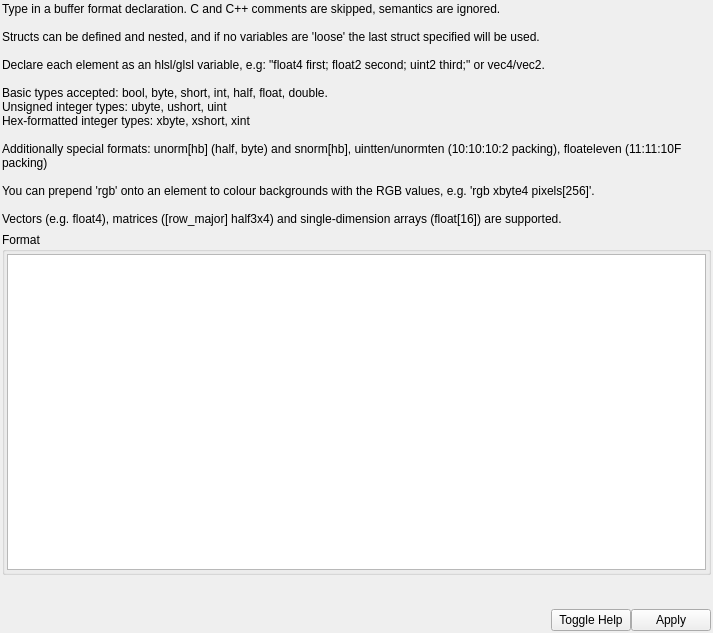
This is qrenderdoc/Widgets/BufferFormatSpecifier.ui in baldurk/renderdoc as Qt 5 draws it before an edit. The edited form follows.
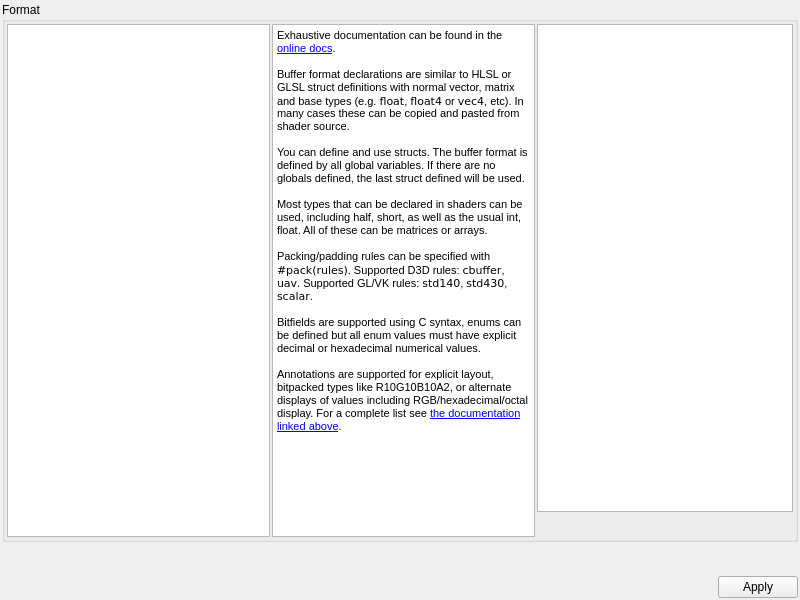
This is the edited form. Icons and pictures are not drawn. Custom widgets are drawn as their Qt base class.

Commit message: Add support for saving and loading structure definitions

```diff
--- a/qrenderdoc/Widgets/BufferFormatSpecifier.ui
+++ b/qrenderdoc/Widgets/BufferFormatSpecifier.ui
@@ -6,8 +6,8 @@
    <rect>
     <x>0</x>
     <y>0</y>
-    <width>713</width>
-    <height>633</height>
+    <width>800</width>
+    <height>600</height>
    </rect>
   </property>
   <property name="windowTitle">
@@ -30,30 +30,6 @@
     <number>0</number>
    </property>
    <item row="0" column="0" colspan="2">
-    <widget class="QLabel" name="helpText">
-     <property name="text">
-      <string>Type in a buffer format declaration. C and C++ comments are skipped, semantics are ignored.
-
-Structs can be defined and nested, and if no variables are 'loose' the last struct specified will be used.
-
-Declare each element as an hlsl/glsl variable, e.g: &quot;float4 first; float2 second; uint2 third;&quot; or vec4/vec2.
-
-Basic types accepted: bool, byte, short, int, half, float, double.
-Unsigned integer types: ubyte, ushort, uint
-Hex-formatted integer types: xbyte, xshort, xint
-
-Additionally special formats: unorm[hb] (half, byte) and snorm[hb], uintten/unormten (10:10:10:2 packing), floateleven (11:11:10F packing)
-
-You can prepend 'rgb' onto an element to colour backgrounds with the RGB values, e.g. 'rgb xbyte4 pixels[256]'.
-
-Vectors (e.g. float4), matrices ([row_major] half3x4) and single-dimension arrays (float[16]) are supported.</string>
-     </property>
-     <property name="wordWrap">
-      <bool>true</bool>
-     </property>
-    </widget>
-   </item>
-   <item row="1" column="0" colspan="2">
     <widget class="QGroupBox" name="formatGroup">
      <property name="sizePolicy">
       <sizepolicy hsizetype="Expanding" vsizetype="Expanding">
@@ -64,7 +40,10 @@
      <property name="title">
       <string>Format</string>
      </property>
-     <layout class="QVBoxLayout" name="verticalLayout">
+     <layout class="QHBoxLayout" name="horizontalLayout_2">
+      <property name="spacing">
+       <number>2</number>
+      </property>
       <property name="leftMargin">
        <number>2</number>
       </property>
@@ -80,10 +59,188 @@
       <item>
        <widget class="QTextEdit" name="formatText"/>
       </item>
+      <item>
+       <widget class="QTextEdit" name="helpText">
+        <property name="html">
+         <string>&lt;!DOCTYPE HTML PUBLIC &quot;-//W3C//DTD HTML 4.0//EN&quot; &quot;http://www.w3.org/TR/REC-html40/strict.dtd&quot;&gt;
+&lt;html&gt;&lt;head&gt;&lt;meta name=&quot;qrichtext&quot; content=&quot;1&quot; /&gt;&lt;style type=&quot;text/css&quot;&gt;
+p, li { white-space: pre-wrap; }
+&lt;/style&gt;&lt;/head&gt;&lt;body style=&quot; font-family:'MS Shell Dlg 2'; font-size:8.25pt; font-weight:400; font-style:normal;&quot;&gt;
+&lt;p style=&quot; margin-top:0px; margin-bottom:0px; margin-left:0px; margin-right:0px; -qt-block-indent:0; text-indent:0px;&quot;&gt;&lt;span style=&quot; font-size:8pt;&quot;&gt;Exhaustive documentation can be found in the &lt;/span&gt;&lt;a href=&quot;https://renderdoc.org/docs/how/how_buffer_format.html&quot;&gt;&lt;span style=&quot; font-size:8pt; text-decoration: underline; color:#0000ff;&quot;&gt;online docs&lt;/span&gt;&lt;/a&gt;&lt;span style=&quot; font-size:8pt;&quot;&gt;.&lt;/span&gt;&lt;/p&gt;
+&lt;p style=&quot;-qt-paragraph-type:empty; margin-top:0px; margin-bottom:0px; margin-left:0px; margin-right:0px; -qt-block-indent:0; text-indent:0px; font-size:8pt;&quot;&gt;&lt;br /&gt;&lt;/p&gt;
+&lt;p style=&quot; margin-top:0px; margin-bottom:0px; margin-left:0px; margin-right:0px; -qt-block-indent:0; text-indent:0px;&quot;&gt;&lt;span style=&quot; font-size:8pt;&quot;&gt;Buffer format declarations are similar to HLSL or GLSL struct definitions with normal vector, matrix and base types (e.g. &lt;code&gt;float&lt;/code&gt;, &lt;code&gt;float4&lt;/code&gt; or &lt;code&gt;vec4&lt;/code&gt;, etc). In many cases these can be copied and pasted from shader source.&lt;/span&gt;&lt;/p&gt;
+&lt;p style=&quot;-qt-paragraph-type:empty; margin-top:0px; margin-bottom:0px; margin-left:0px; margin-right:0px; -qt-block-indent:0; text-indent:0px; font-size:8pt;&quot;&gt;&lt;br /&gt;&lt;/p&gt;
+&lt;p style=&quot; margin-top:0px; margin-bottom:0px; margin-left:0px; margin-right:0px; -qt-block-indent:0; text-indent:0px;&quot;&gt;&lt;span style=&quot; font-size:8pt;&quot;&gt;You can define and use structs. The buffer format is defined by all global variables. If there are no globals defined, the last struct defined will be used.&lt;/span&gt;&lt;/p&gt;
+&lt;p style=&quot;-qt-paragraph-type:empty; margin-top:0px; margin-bottom:0px; margin-left:0px; margin-right:0px; -qt-block-indent:0; text-indent:0px; font-size:8pt;&quot;&gt;&lt;br /&gt;&lt;/p&gt;
+&lt;p style=&quot; margin-top:0px; margin-bottom:0px; margin-left:0px; margin-right:0px; -qt-block-indent:0; text-indent:0px;&quot;&gt;&lt;span style=&quot; font-size:8pt;&quot;&gt;Most types that can be declared in shaders can be used, including half, short, as well as the usual int, float. All of these can be matrices or arrays.&lt;/span&gt;&lt;/p&gt;
+&lt;p style=&quot;-qt-paragraph-type:empty; margin-top:0px; margin-bottom:0px; margin-left:0px; margin-right:0px; -qt-block-indent:0; text-indent:0px; font-size:8pt;&quot;&gt;&lt;br /&gt;&lt;/p&gt;
+&lt;p style=&quot; margin-top:0px; margin-bottom:0px; margin-left:0px; margin-right:0px; -qt-block-indent:0; text-indent:0px;&quot;&gt;&lt;span style=&quot; font-size:8pt;&quot;&gt;Packing/padding rules can be specified with &lt;code&gt;#pack(rules)&lt;/code&gt;. Supported D3D rules: &lt;code&gt;cbuffer&lt;/code&gt;, &lt;code&gt;uav&lt;/code&gt;. Supported GL/VK rules: &lt;code&gt;std140&lt;/code&gt;, &lt;code&gt;std430&lt;/code&gt;, &lt;code&gt;scalar&lt;/code&gt;.&lt;/span&gt;&lt;/p&gt;
+&lt;p style=&quot;-qt-paragraph-type:empty; margin-top:0px; margin-bottom:0px; margin-left:0px; margin-right:0px; -qt-block-indent:0; text-indent:0px; font-size:8pt;&quot;&gt;&lt;br /&gt;&lt;/p&gt;
+&lt;p style=&quot; margin-top:0px; margin-bottom:0px; margin-left:0px; margin-right:0px; -qt-block-indent:0; text-indent:0px;&quot;&gt;&lt;span style=&quot; font-size:8pt;&quot;&gt;Bitfields are supported using C syntax, enums can be defined but all enum values must have explicit decimal or hexadecimal numerical values.&lt;/span&gt;&lt;/p&gt;
+&lt;p style=&quot;-qt-paragraph-type:empty; margin-top:0px; margin-bottom:0px; margin-left:0px; margin-right:0px; -qt-block-indent:0; text-indent:0px; font-size:8pt;&quot;&gt;&lt;br /&gt;&lt;/p&gt;
+&lt;p style=&quot; margin-top:0px; margin-bottom:0px; margin-left:0px; margin-right:0px; -qt-block-indent:0; text-indent:0px;&quot;&gt;&lt;span style=&quot; font-size:8pt;&quot;&gt;Annotations are supported for explicit layout, bitpacked types like R10G10B10A2, or alternate displays of values including RGB/hexadecimal/octal display. For a complete list see &lt;/span&gt;&lt;a href=&quot;https://renderdoc.org/docs/how/how_buffer_format.html&quot;&gt;&lt;span style=&quot; font-size:8pt; text-decoration: underline; color:#0000ff;&quot;&gt;the documentation linked above&lt;/span&gt;&lt;/a&gt;&lt;span style=&quot; font-size:8pt;&quot;&gt;.&lt;/span&gt;&lt;/p&gt;&lt;/body&gt;&lt;/html&gt;</string>
+        </property>
+        <property name="textInteractionFlags">
+         <set>Qt::TextSelectableByKeyboard|Qt::TextSelectableByMouse</set>
+        </property>
+       </widget>
+      </item>
+      <item>
+       <widget class="QWidget" name="savedContainer" native="true">
+        <property name="sizePolicy">
+         <sizepolicy hsizetype="Minimum" vsizetype="Preferred">
+          <horstretch>0</horstretch>
+          <verstretch>0</verstretch>
+         </sizepolicy>
+        </property>
+        <layout class="QVBoxLayout" name="verticalLayout">
+         <property name="spacing">
+          <number>2</number>
+         </property>
+         <property name="leftMargin">
+          <number>0</number>
+         </property>
+         <property name="topMargin">
+          <number>0</number>
+         </property>
+         <property name="rightMargin">
+          <number>0</number>
+         </property>
+         <property name="bottomMargin">
+          <number>0</number>
+         </property>
+         <item>
+          <widget class="RDTreeWidget" name="savedList">
+           <property name="sizePolicy">
+            <sizepolicy hsizetype="Minimum" vsizetype="Expanding">
+             <horstretch>0</horstretch>
+             <verstretch>0</verstretch>
+            </sizepolicy>
+           </property>
+           <property name="horizontalScrollBarPolicy">
+            <enum>Qt::ScrollBarAlwaysOff</enum>
+           </property>
+           <property name="sizeAdjustPolicy">
+            <enum>QAbstractScrollArea::AdjustIgnored</enum>
+           </property>
+           <property name="indentation">
+            <number>0</number>
+           </property>
+           <property name="rootIsDecorated">
+            <bool>false</bool>
+           </property>
+           <property name="itemsExpandable">
+            <bool>false</bool>
+           </property>
+           <property name="showDropIndicator" stdset="0">
+            <bool>false</bool>
+           </property>
+           <property name="editTriggers">
+            <set>QAbstractItemView::AnyKeyPressed|QAbstractItemView::DoubleClicked|QAbstractItemView::EditKeyPressed|QAbstractItemView::SelectedClicked</set>
+           </property>
+           <property name="selectionMode">
+            <enum>QAbstractItemView::SingleSelection</enum>
+           </property>
+           <property name="selectionBehavior">
+            <enum>QAbstractItemView::SelectRows</enum>
+           </property>
+           <attribute name="verticalHeaderVisible">
+            <bool>false</bool>
+           </attribute>
+          </widget>
+         </item>
+         <item>
+          <layout class="QHBoxLayout" name="horizontalLayout_3">
+           <property name="spacing">
+            <number>2</number>
+           </property>
+           <property name="topMargin">
+            <number>0</number>
+           </property>
+           <item>
+            <widget class="QToolButton" name="showHelp">
+             <property name="toolTip">
+              <string>Show buffer definition help</string>
+             </property>
+             <property name="icon">
+              <iconset resource="../Resources/resources.qrc">
+               <normaloff>:/help.png</normaloff>:/help.png</iconset>
+             </property>
+             <property name="checkable">
+              <bool>true</bool>
+             </property>
+             <property name="autoRaise">
+              <bool>true</bool>
+             </property>
+            </widget>
+           </item>
+           <item>
+            <spacer name="horizontalSpacer_2">
+             <property name="orientation">
+              <enum>Qt::Horizontal</enum>
+             </property>
+             <property name="sizeType">
+              <enum>QSizePolicy::Preferred</enum>
+             </property>
+             <property name="sizeHint" stdset="0">
+              <size>
+               <width>100</width>
+               <height>20</height>
+              </size>
+             </property>
+            </spacer>
+           </item>
+           <item>
+            <widget class="QToolButton" name="delDef">
+             <property name="toolTip">
+              <string>Delete selected structure definition</string>
+             </property>
+             <property name="icon">
+              <iconset resource="../Resources/resources.qrc">
+               <normaloff>:/del.png</normaloff>:/del.png</iconset>
+             </property>
+             <property name="autoRaise">
+              <bool>true</bool>
+             </property>
+            </widget>
+           </item>
+           <item>
+            <widget class="QToolButton" name="saveDef">
+             <property name="toolTip">
+              <string>Update selected with current structure definition</string>
+             </property>
+             <property name="icon">
+              <iconset resource="../Resources/resources.qrc">
+               <normaloff>:/save.png</normaloff>:/save.png</iconset>
+             </property>
+             <property name="autoRaise">
+              <bool>true</bool>
+             </property>
+            </widget>
+           </item>
+           <item>
+            <widget class="QToolButton" name="loadDef">
+             <property name="toolTip">
+              <string>Load selected structure definition</string>
+             </property>
+             <property name="icon">
+              <iconset resource="../Resources/resources.qrc">
+               <normaloff>:/action_hover.png</normaloff>:/action_hover.png</iconset>
+             </property>
+             <property name="autoRaise">
+              <bool>true</bool>
+             </property>
+            </widget>
+           </item>
+          </layout>
+         </item>
+        </layout>
+       </widget>
+      </item>
      </layout>
     </widget>
    </item>
-   <item row="2" column="0" colspan="2">
+   <item row="1" column="0" colspan="2">
     <widget class="QLabel" name="errors">
      <property name="sizePolicy">
       <sizepolicy hsizetype="Preferred" vsizetype="Fixed">
@@ -133,9 +290,12 @@
        <pointsize>14</pointsize>
       </font>
      </property>
+     <property name="wordWrap">
+      <bool>true</bool>
+     </property>
     </widget>
    </item>
-   <item row="3" column="0">
+   <item row="2" column="0">
     <layout class="QHBoxLayout" name="horizontalLayout">
      <item>
       <spacer name="horizontalSpacer">
@@ -150,19 +310,6 @@
        </property>
       </spacer>
      </item>
-     <item>
-      <widget class="QPushButton" name="toggleHelp">
-       <property name="sizePolicy">
-        <sizepolicy hsizetype="Fixed" vsizetype="Fixed">
-         <horstretch>0</horstretch>
-         <verstretch>0</verstretch>
-        </sizepolicy>
-       </property>
-       <property name="text">
-        <string>Toggle Help</string>
-       </property>
-      </widget>
-     </item>
      <item>
       <widget class="QPushButton" name="apply">
        <property name="sizePolicy">
@@ -180,6 +327,15 @@
    </item>
   </layout>
  </widget>
- <resources/>
+ <customwidgets>
+  <customwidget>
+   <class>RDTreeWidget</class>
+   <extends>QTreeView</extends>
+   <header>Widgets/Extended/RDTreeWidget.h</header>
+  </customwidget>
+ </customwidgets>
+ <resources>
+  <include location="../Resources/resources.qrc"/>
+ </resources>
  <connections/>
 </ui>
```
The commit also changes 16 other files.
